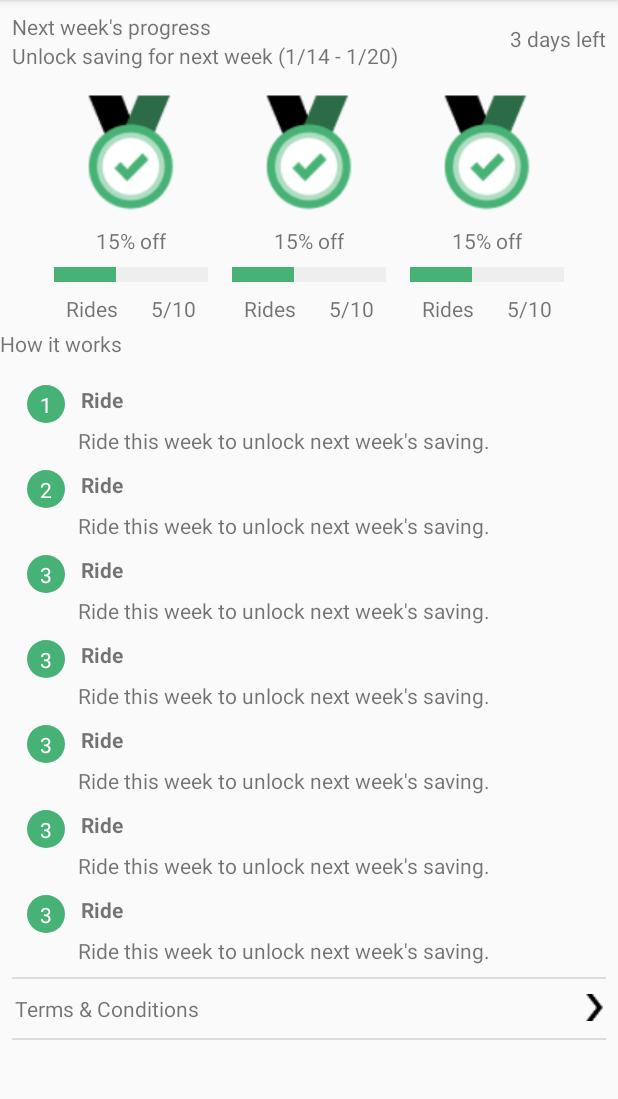
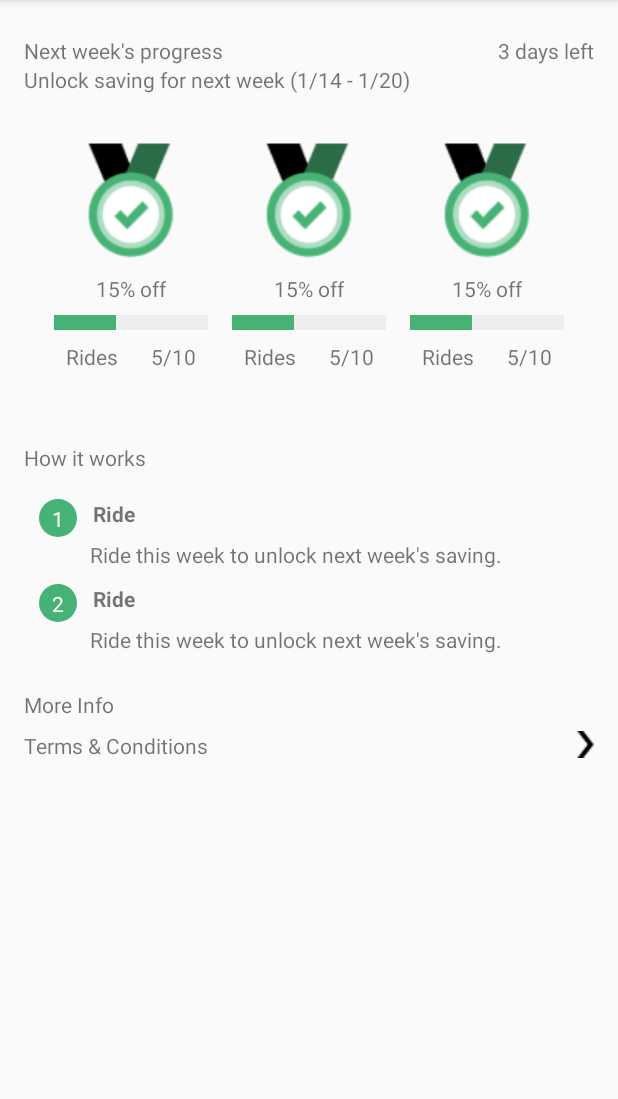
Before and after one commit to dzzheng3/riderx, an Android app: the screen it shows after launch (MainActivity), on a phone screen of 412 x 824 dp, the part 84-1183 px from its top. Run offline under Robolectric (Android 15) with nearby library versions, the phone set to English and light mode, and no system bars.

Commit message:
adjust layout

```diff
--- a/app/src/main/java/com/example/nzheng2/rxgydemo/ModelManager.java
+++ b/app/src/main/java/com/example/nzheng2/rxgydemo/ModelManager.java
@@ -22,11 +22,11 @@ public class ModelManager {
         List<TieredLandingPagePayload.Explaination> explainations = new ArrayList<>();
         explainations.add(e1);
         explainations.add(e2);
-        explainations.add(e3);
-        explainations.add(e3);
-        explainations.add(e3);
-        explainations.add(e3);
-        explainations.add(e3);
+//        explainations.add(e3);
+//        explainations.add(e3);
+//        explainations.add(e3);
+//        explainations.add(e3);
+//        explainations.add(e3);
         List<TieredLandingPagePayload.TierBadgeInfo> badgeInfos = new ArrayList<>();
         badgeInfos.add(b1);
         badgeInfos.add(b2);
--- /dev/null
+++ b/app/src/main/res/drawable/ic_surge.xml
@@ -0,0 +1,10 @@
+<vector xmlns:android="http://schemas.android.com/apk/res/android"
+  android:width="16dp"
+  android:height="16dp"
+  android:viewportWidth="24"
+  android:viewportHeight="24">
+  <path
+    android:fillColor="#fff"
+    android:fillType="evenOdd"
+    android:pathData="M11 1.5L7.5 13.5H12.5L10 21.9L2 17.5V6.5L11 1.5ZM11.5 10.5L14 2.09998L22 6.5V17.5L13 22.5L16.5 10.5H11.5Z"/>
+</vector>
--- a/app/src/main/res/layout/activity_main.xml
+++ b/app/src/main/res/layout/activity_main.xml
@@ -9,6 +9,7 @@
     <android.support.constraint.ConstraintLayout
         android:layout_width="match_parent"
         android:layout_height="match_parent"
+        android:layout_marginLeft="16dp"
         android:descendantFocusability="blocksDescendants">
 
         <android.support.v7.widget.CardView xmlns:card_view="http://schemas.android.com/apk/res-auto"
@@ -16,10 +17,10 @@
             android:layout_width="match_parent"
             android:layout_height="wrap_content"
             app:cardBackgroundColor="@android:color/transparent"
-            card_view:cardCornerRadius="4dp"
+            card_view:cardCornerRadius="0dp"
+            android:layout_marginTop="24dp"
             card_view:cardElevation="0dp"
             card_view:layout_constraintEnd_toEndOf="parent"
-            card_view:layout_constraintHorizontal_bias="0.529"
             card_view:layout_constraintStart_toStartOf="parent"
             card_view:layout_constraintTop_toTopOf="parent">
 
@@ -31,20 +32,15 @@
                     android:id="@+id/tv_card_left_head_text"
                     android:layout_width="wrap_content"
                     android:layout_height="wrap_content"
-                    android:layout_marginStart="8dp"
-                    android:layout_marginLeft="8dp"
-                    android:layout_marginTop="8dp"
                     android:text="Next week's progress"
                     card_view:layout_constraintStart_toStartOf="parent"
                     card_view:layout_constraintTop_toTopOf="parent" />
 
                 <TextView
+                    android:layout_marginRight="16dp"
                     android:id="@+id/tv_card_right_head_text"
                     android:layout_width="wrap_content"
                     android:layout_height="wrap_content"
-                    android:layout_marginTop="8dp"
-                    android:layout_marginEnd="8dp"
-                    android:layout_marginRight="8dp"
                     android:text="3 days left"
                     card_view:layout_constraintEnd_toEndOf="parent"
                     card_view:layout_constraintTop_toTopOf="@+id/tv_card_left_head_text" />
@@ -53,20 +49,15 @@
                     android:id="@+id/card_description_text"
                     android:layout_width="wrap_content"
                     android:layout_height="wrap_content"
-                    android:layout_marginStart="8dp"
-                    android:layout_marginLeft="8dp"
                     android:text="Unlock savings fro next week 0/7 - 1/13"
                     card_view:layout_constraintStart_toStartOf="parent"
                     card_view:layout_constraintTop_toBottomOf="@+id/tv_card_left_head_text" />
 
                 <HorizontalScrollView
+                    android:layout_marginTop="24dp"
+                    android:layout_marginRight="16dp"
                     android:layout_width="wrap_content"
                     android:layout_height="wrap_content"
-                    android:layout_marginStart="8dp"
-                    android:layout_marginLeft="8dp"
-                    android:layout_marginTop="8dp"
-                    android:layout_marginEnd="8dp"
-                    android:layout_marginRight="8dp"
                     card_view:layout_constraintEnd_toEndOf="parent"
                     card_view:layout_constraintStart_toStartOf="parent"
                     card_view:layout_constraintTop_toBottomOf="@+id/card_description_text">
@@ -94,47 +85,51 @@
         </android.support.v7.widget.CardView>
 
         <TextView
+            android:layout_marginTop="48dp"
             android:id="@+id/title_of_explanation"
             android:layout_width="wrap_content"
             android:layout_height="wrap_content"
-            android:layout_marginTop="4dp"
             android:text="How it works"
             app:layout_constraintStart_toStartOf="parent"
             app:layout_constraintTop_toBottomOf="@+id/card_view" />
 
         <android.support.v7.widget.RecyclerView
+            android:layout_marginTop="8dp"
+            android:layout_marginRight="16dp"
             android:id="@+id/rv"
             android:layout_width="match_parent"
             android:layout_height="wrap_content"
-            android:layout_marginStart="8dp"
-            android:layout_marginLeft="8dp"
-            android:layout_marginTop="8dp"
             app:layout_constraintStart_toStartOf="parent"
             app:layout_constraintTop_toBottomOf="@+id/title_of_explanation">
 
         </android.support.v7.widget.RecyclerView>
 
-        <View
-            android:id="@+id/seperate"
-            android:layout_width="match_parent"
-            android:layout_height="1dp"
-            android:layout_marginStart="8dp"
-            android:layout_marginLeft="8dp"
-            android:layout_marginTop="8dp"
-            android:layout_marginEnd="8dp"
-            android:layout_marginRight="8dp"
-            android:background="?android:attr/listDivider"
-            app:layout_constraintEnd_toEndOf="parent"
+        <TextView
+            android:layout_marginTop="24dp"
+            android:id="@+id/tv_more_info"
+            android:layout_width="wrap_content"
+            android:layout_height="wrap_content"
+            android:text="More Info"
             app:layout_constraintStart_toStartOf="parent"
             app:layout_constraintTop_toBottomOf="@+id/rv" />
 
+        <!--<View-->
+            <!--android:id="@+id/seperate"-->
+            <!--android:layout_width="match_parent"-->
+            <!--android:layout_height="1dp"-->
+            <!--android:background="?android:attr/listDivider"-->
+            <!--app:layout_constraintEnd_toEndOf="parent"-->
+            <!--app:layout_constraintStart_toStartOf="parent"-->
+            <!--app:layout_constraintTop_toBottomOf="@+id/tv_more_info" />-->
+
         <RelativeLayout
+            android:layout_marginTop="8dp"
             android:id="@+id/relativeLayout2"
             android:layout_width="match_parent"
             android:layout_height="wrap_content"
             app:layout_constraintEnd_toEndOf="parent"
             app:layout_constraintStart_toStartOf="parent"
-            app:layout_constraintTop_toBottomOf="@+id/seperate">
+            app:layout_constraintTop_toBottomOf="@+id/tv_more_info">
 
             <TextView
                 android:id="@+id/tv_cta"
@@ -143,33 +138,30 @@
                 android:layout_alignParentStart="true"
                 android:layout_alignParentLeft="true"
                 android:layout_centerVertical="true"
-                android:layout_margin="10dp"
-                android:layout_marginStart="0dp"
-                android:layout_marginLeft="0dp"
                 android:text="Terms &amp; Conditions" />
 
             <ImageView
+                android:layout_marginRight="16dp"
                 android:id="@+id/iv_cta"
                 android:layout_width="wrap_content"
                 android:layout_height="wrap_content"
                 android:layout_alignParentRight="true"
                 android:layout_centerHorizontal="true"
-                android:layout_margin="10dp"
                 android:src="@drawable/subtract" />
         </RelativeLayout>
 
-        <View
-            android:layout_width="match_parent"
-            android:layout_height="1dp"
-            android:layout_marginStart="8dp"
-            android:layout_marginLeft="8dp"
-            android:layout_marginEnd="8dp"
-            android:layout_marginRight="8dp"
-            android:background="?android:attr/listDivider"
-            app:layout_constraintEnd_toEndOf="parent"
-            app:layout_constraintHorizontal_bias="1.0"
-            app:layout_constraintStart_toStartOf="parent"
-            app:layout_constraintTop_toBottomOf="@+id/relativeLayout2" />
+        <!--<View-->
+            <!--android:layout_width="match_parent"-->
+            <!--android:layout_height="1dp"-->
+            <!--android:layout_marginStart="8dp"-->
+            <!--android:layout_marginLeft="8dp"-->
+            <!--android:layout_marginEnd="8dp"-->
+            <!--android:layout_marginRight="8dp"-->
+            <!--android:background="?android:attr/listDivider"-->
+            <!--app:layout_constraintEnd_toEndOf="parent"-->
+            <!--app:layout_constraintHorizontal_bias="1.0"-->
+            <!--app:layout_constraintStart_toStartOf="parent"-->
+            <!--app:layout_constraintTop_toBottomOf="@+id/relativeLayout2" />-->
 
     </android.support.constraint.ConstraintLayout>
 </ScrollView>
```
